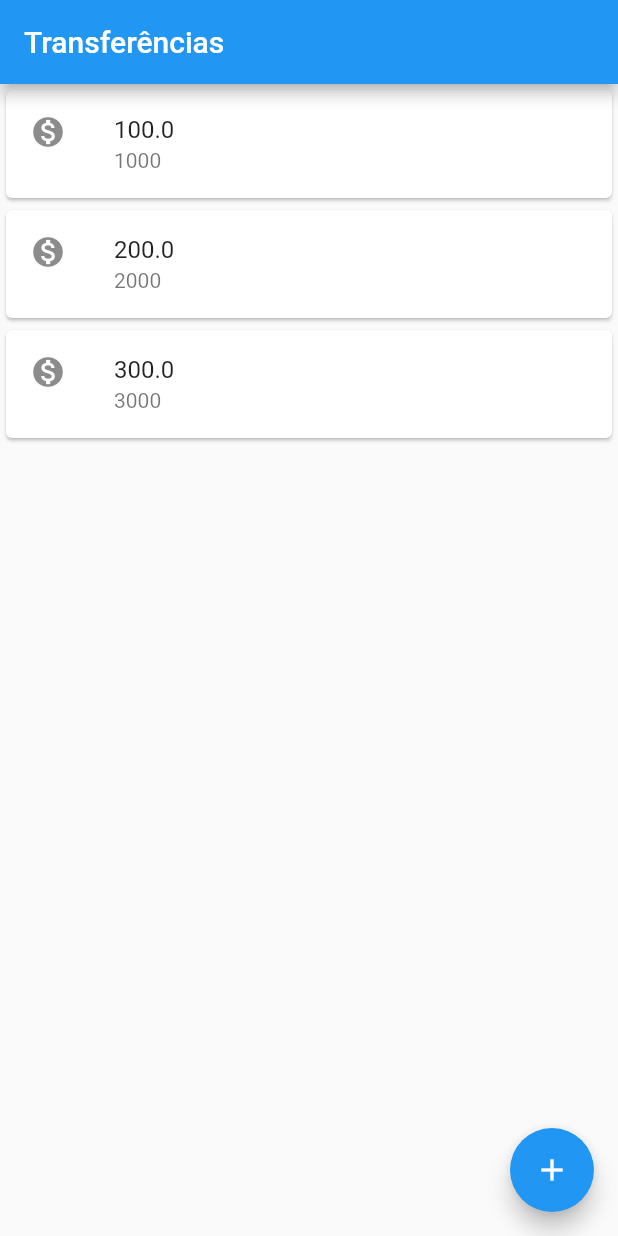
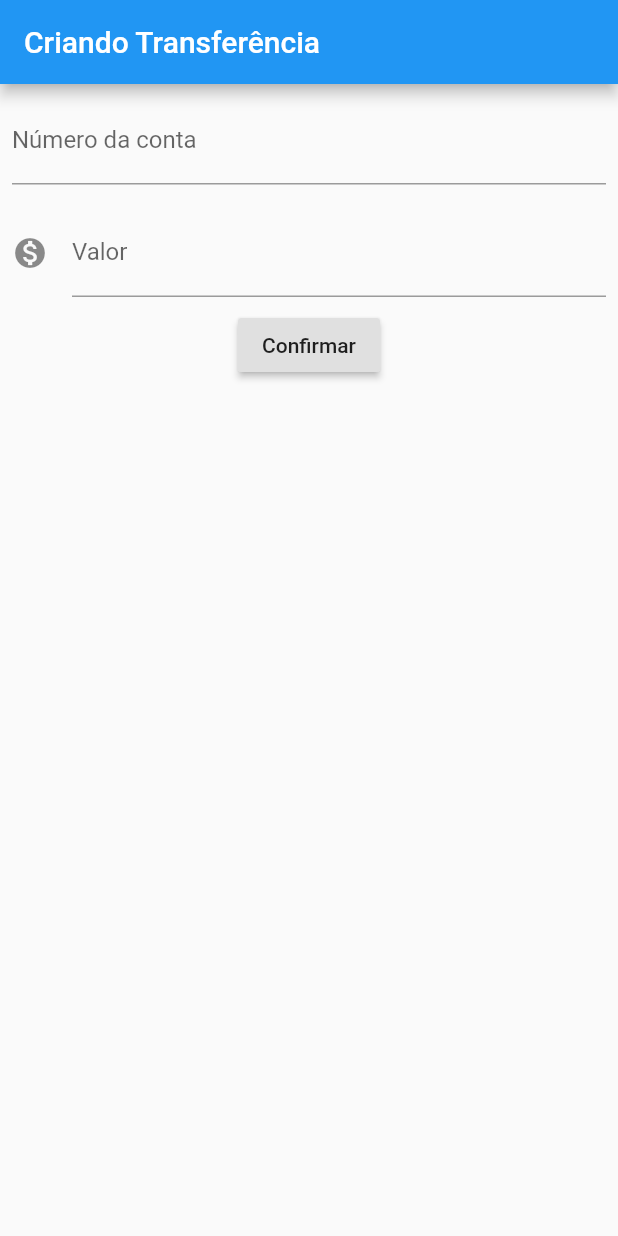
Before and after one commit to JTegner/Alura-Flutter, a Flutter app: the screen it shows after launch, on a phone screen of 412 x 824 dp. Run offline on Flutter 3.47's test engine with Material 2 defaults, Android fonts, the phone set to English and light mode, and no system bars.

Commit message:
criando formulário

```diff
--- a/bytebank/lib/main.dart
+++ b/bytebank/lib/main.dart
@@ -1,32 +1,98 @@
 import 'package:flutter/material.dart';
 
-void main() => runApp(MaterialApp(
+void main() => runApp(BytebankApp());
+
+class BytebankApp extends StatelessWidget {
+  @override
+  Widget build(BuildContext context) {
+    return MaterialApp(
       home: Scaffold(
-        body: ListaTransferencias(),
+        body: FormularioTransferencia(),
+      ),
+    );
+  }
+}
+
+class FormularioTransferencia extends StatelessWidget {
+  final TextEditingController _controladorCampoNumeroConta =
+      TextEditingController();
+  final TextEditingController _controladorCampoValor = TextEditingController();
+
+  @override
+  Widget build(BuildContext context) {
+    return Scaffold(
       appBar: AppBar(
-          title: Text('Transferências'),
+        title: Text('Criando Transferência'),
       ),
-        floatingActionButton: FloatingActionButton(
-          child: Icon(Icons.add),
+      body: Column(
+        children: <Widget>[
+          Padding(
+            padding: const EdgeInsets.all(8.0),
+            child: TextField(
+              controller: _controladorCampoNumeroConta,
+              style: TextStyle(fontSize: 16.0),
+              decoration: InputDecoration(
+                labelText: 'Número da conta',
+                hintText: '0000',
+              ),
+              keyboardType: TextInputType.number,
             ),
           ),
-    ));
+          Padding(
+            padding: const EdgeInsets.all(8.0),
+            child: TextField(
+              controller: _controladorCampoValor,
+              style: TextStyle(fontSize: 16.0),
+              decoration: InputDecoration(
+                icon: Icon(Icons.monetization_on),
+                labelText: 'Valor',
+                hintText: '0.00',
+              ),
+              keyboardType: TextInputType.number,
+            ),
+          ),
+          RaisedButton(
+            onPressed: () {
+              debugPrint('clicou no confirmar');
+              //debugPrint(_controladorCampoNumeroConta.text);
+              //debugPrint(_controladorCampoValor.text);
+              final int numeroConta = int.tryParse(_controladorCampoNumeroConta.text);
+              final double valor = double.tryParse(_controladorCampoValor.text);
+              if(numeroConta != null && valor != null){
+                final transferenciaCriada = Transferencia(valor, numeroConta);
+                debugPrint('$transferenciaCriada');
+              }
+            },
+            child: Text('Confirmar'),
+          )
+        ],
+      ),
+    );
+  }
+}
 
 class ListaTransferencias extends StatelessWidget {
   @override
   Widget build(BuildContext context) {
-    return Column(
+    return Scaffold(
+      appBar: AppBar(
+        title: Text('Transferências'),
+      ),
+      body: Column(
         children: <Widget>[
           ItemTransferencia(Transferencia(100.0, 1000)),
           ItemTransferencia(Transferencia(200.0, 2000)),
           ItemTransferencia(Transferencia(300.0, 3000)),
         ],
+      ),
+      floatingActionButton: FloatingActionButton(
+        child: Icon(Icons.add),
+      ),
     );
   }
 }
 
 class ItemTransferencia extends StatelessWidget {
-
   final Transferencia _transferencia;
 
   ItemTransferencia(this._transferencia);
@@ -48,4 +114,10 @@ class Transferencia {
   final int numeroConta;
 
   Transferencia(this.valor, this.numeroConta);
+
+  @override
+  String toString() {
+    return 'Transferencia{valor: $valor, numeroConta: $numeroConta}';
   }
+
+}
```
Lines whose indentation alone changed are shown as unchanged.
